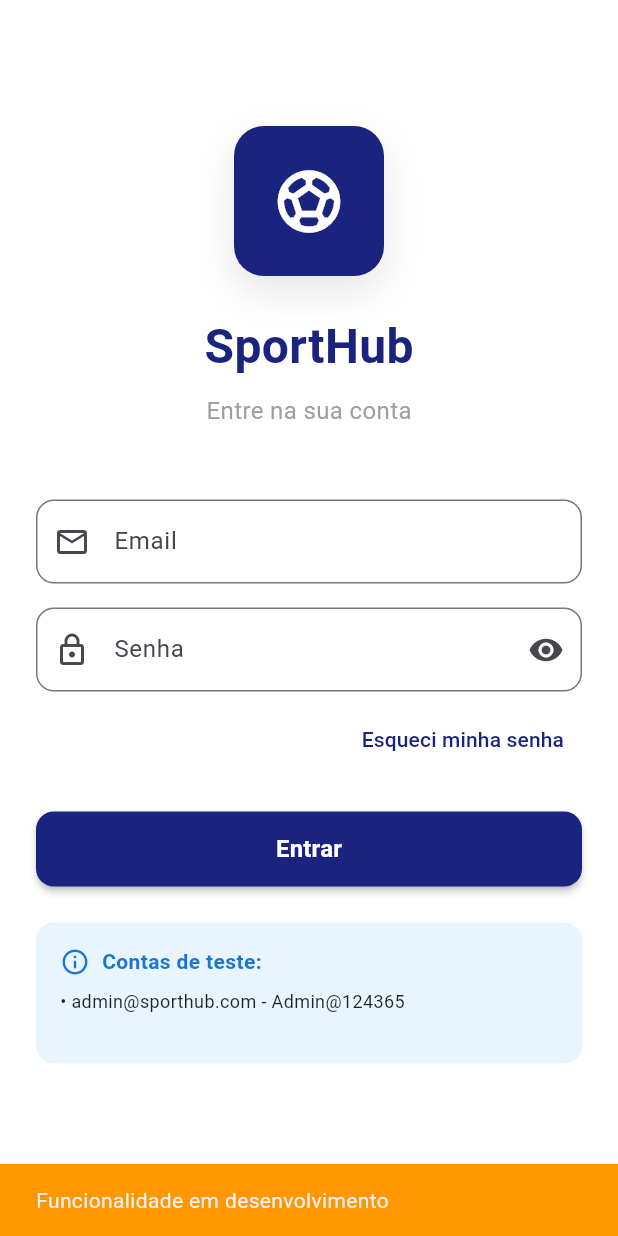
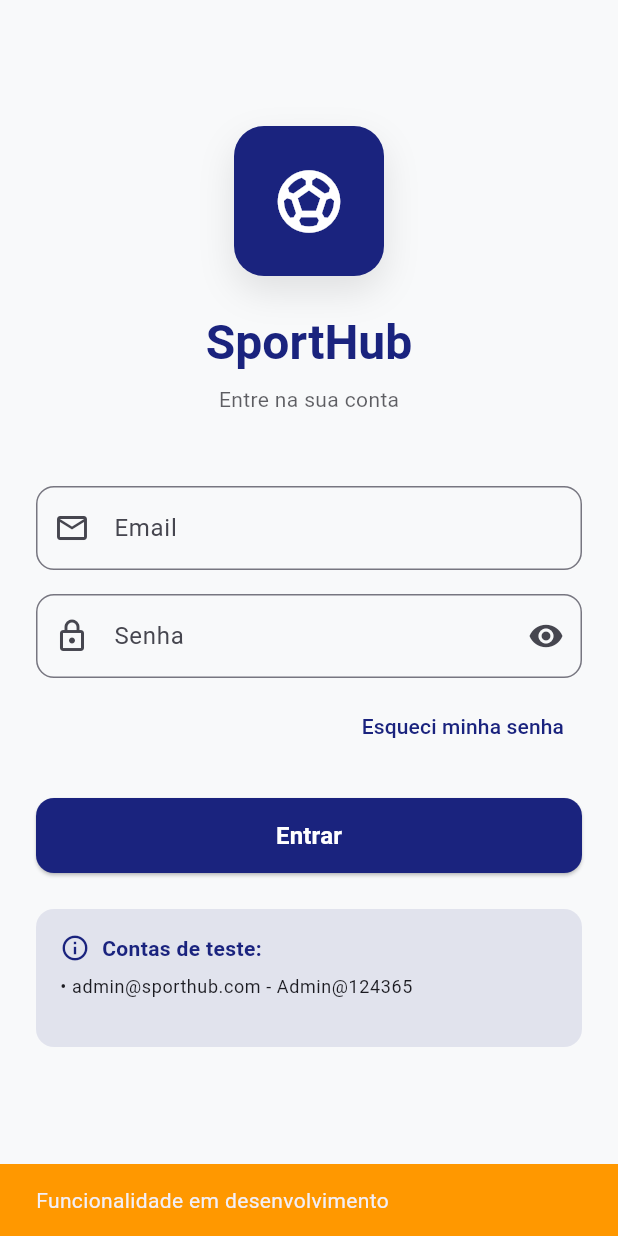
Before and after one commit to YuriGarciaRibeiro/SportHub-App, a Flutter app: the screen it shows after launch, after a tap on "Esqueci minha senha", on a phone screen of 412 x 824 dp. Run offline on Flutter 3.47's test engine with Material 3 defaults, Android fonts, the phone set to English and light mode, and no system bars; our stand-ins replace geocoding, geolocator, shared_preferences, sizer.

Commit message:
feat: Implement AppLogo widget and update Login and Splash screens for theme consistency

```diff
--- a/lib/ui/screens/login_screen.dart
+++ b/lib/ui/screens/login_screen.dart
@@ -1,4 +1,5 @@
 import 'package:flutter/material.dart';
+import '../../widgets/app_logo.dart';
 import '../../services/auth_service.dart';
 
 class LoginScreen extends StatefulWidget {
@@ -87,8 +88,10 @@ class _LoginScreenState extends State<LoginScreen> {
 
   @override
   Widget build(BuildContext context) {
+    final theme = Theme.of(context);
+    final colorScheme = theme.colorScheme;
     return Scaffold(
-      backgroundColor: Colors.white,
+      backgroundColor: theme.scaffoldBackgroundColor,
       body: SafeArea(
         child: SingleChildScrollView(
           padding: const EdgeInsets.all(24.0),
@@ -101,45 +104,21 @@ class _LoginScreenState extends State<LoginScreen> {
               Center(
                 child: Column(
                   children: [
-                    Container(
-                      width: 100,
-                      height: 100,
-                      decoration: BoxDecoration(
-                        color: const Color(0xFF1A237E),
-                        borderRadius: BorderRadius.circular(20),
-                        boxShadow: [
-                          BoxShadow(
-                            color: Colors.black.withOpacity(0.1),
-                            blurRadius: 20,
-                            offset: const Offset(0, 10),
-                          ),
-                        ],
-                      ),
-                      child: const Icon(
-                        Icons.sports_soccer,
-                        size: 50,
-                        color: Colors.white,
-                      ),
-                    ),
+                    const AppLogo(size: 100, borderRadius: 20),
 
                     const SizedBox(height: 24),
 
-                    const Text(
+                    Text(
                       'SportHub',
-                      style: TextStyle(
-                        fontSize: 32,
-                        fontWeight: FontWeight.bold,
-                        color: Color(0xFF1A237E),
-                      ),
+                      style: theme.textTheme.headlineLarge,
                     ),
 
                     const SizedBox(height: 8),
 
-                    const Text(
+                    Text(
                       'Entre na sua conta',
-                      style: TextStyle(
-                        fontSize: 16,
-                        color: Colors.grey,
+                      style: theme.textTheme.bodyMedium?.copyWith(
+                        color: colorScheme.onBackground.withOpacity(0.7),
                       ),
                     ),
                   ],
@@ -166,8 +145,8 @@ class _LoginScreenState extends State<LoginScreen> {
                         ),
                         focusedBorder: OutlineInputBorder(
                           borderRadius: BorderRadius.circular(12),
-                          borderSide: const BorderSide(
-                            color: Color(0xFF1A237E),
+                          borderSide: BorderSide(
+                            color: theme.primaryColor,
                             width: 2,
                           ),
                         ),
@@ -208,8 +187,8 @@ class _LoginScreenState extends State<LoginScreen> {
                         ),
                         focusedBorder: OutlineInputBorder(
                           borderRadius: BorderRadius.circular(12),
-                          borderSide: const BorderSide(
-                            color: Color(0xFF1A237E),
+                          borderSide: BorderSide(
+                            color: theme.primaryColor,
                             width: 2,
                           ),
                         ),
@@ -232,12 +211,10 @@ class _LoginScreenState extends State<LoginScreen> {
                       alignment: Alignment.centerRight,
                       child: TextButton(
                         onPressed: _handleForgotPassword,
-                        child: const Text(
-                          'Esqueci minha senha',
-                          style: TextStyle(
-                            color: Color(0xFF1A237E),
-                          ),
+                        style: TextButton.styleFrom(
+                          foregroundColor: theme.primaryColor,
                         ),
+                        child: const Text('Esqueci minha senha'),
                       ),
                     ),
 
@@ -249,21 +226,17 @@ class _LoginScreenState extends State<LoginScreen> {
                       height: 50,
                       child: ElevatedButton(
                         onPressed: _isLoading ? null : _handleLogin,
-                        style: ElevatedButton.styleFrom(
-                          backgroundColor: const Color(0xFF1A237E),
-                          foregroundColor: Colors.white,
-                          shape: RoundedRectangleBorder(
-                            borderRadius: BorderRadius.circular(12),
-                          ),
-                          elevation: 2,
-                        ),
                         child: _isLoading
-                            ? const SizedBox(
+                            ? SizedBox(
                                 width: 20,
                                 height: 20,
                                 child: CircularProgressIndicator(
                                   strokeWidth: 2,
-                                  valueColor: AlwaysStoppedAnimation<Color>(Colors.white),
+                                  // Use button theme foreground if available; otherwise default to white.
+                                  valueColor: AlwaysStoppedAnimation<Color>(
+                                    theme.elevatedButtonTheme.style?.foregroundColor?.resolve(<MaterialState>{})
+                                          ?? Colors.white,
+                                  ),
                                 ),
                               )
                             : const Text(
@@ -280,7 +253,7 @@ class _LoginScreenState extends State<LoginScreen> {
                     Container(
                       padding: const EdgeInsets.all(16),
                       decoration: BoxDecoration(
-                        color: Colors.blue.withOpacity(0.1),
+                        color: theme.primaryColor.withOpacity(0.1),
                         borderRadius: BorderRadius.circular(12),
                       ),
                       child: Column(
@@ -290,7 +263,7 @@ class _LoginScreenState extends State<LoginScreen> {
                             children: [
                               Icon(
                                 Icons.info_outline,
-                                color: Colors.blue[700],
+                                color: theme.primaryColor,
                                 size: 20,
                               ),
                               const SizedBox(width: 8),
@@ -298,17 +271,17 @@ class _LoginScreenState extends State<LoginScreen> {
                                 'Contas de teste:',
                                 style: TextStyle(
                                   fontWeight: FontWeight.bold,
-                                  color: Colors.blue[700],
+                                  color: theme.primaryColor,
                                 ),
                               ),
                             ],
                           ),
                           const SizedBox(height: 8),
-                          const Text(
+                          Text(
                             '• admin@sporthub.com - Admin@124365\n',
-                            style: TextStyle(
+                            style: theme.textTheme.bodySmall?.copyWith(
                               fontSize: 12,
-                              color: Colors.black87,
+                              color: colorScheme.onSurface,
                             ),
                           ),
                         ],
--- a/lib/ui/screens/splash_screen.dart
+++ b/lib/ui/screens/splash_screen.dart
@@ -1,5 +1,5 @@
 import 'package:flutter/material.dart';
-import 'package:flutter/services.dart';
+import '../../widgets/app_logo.dart';
 
 class SplashScreen extends StatefulWidget {
   const SplashScreen({super.key});
@@ -62,8 +62,10 @@ class _SplashScreenState extends State<SplashScreen>
 
   @override
   Widget build(BuildContext context) {
+    final theme = Theme.of(context);
+    final colorScheme = theme.colorScheme;
     return Scaffold(
-      backgroundColor: const Color(0xFF1A237E), // Azul escuro esportivo
+      backgroundColor: theme.scaffoldBackgroundColor,
       body: SafeArea(
         child: Center(
           child: Column(
@@ -77,25 +79,10 @@ class _SplashScreenState extends State<SplashScreen>
                     scale: _scaleAnimation.value,
                     child: FadeTransition(
                       opacity: _fadeAnimation,
-                      child: Container(
-                        width: 120,
-                        height: 120,
-                        decoration: BoxDecoration(
-                          color: Colors.white,
-                          borderRadius: BorderRadius.circular(25),
-                          boxShadow: [
-                            BoxShadow(
-                              color: Colors.black.withOpacity(0.3),
-                              blurRadius: 20,
-                              offset: const Offset(0, 10),
-                            ),
-                          ],
-                        ),
-                        child: const Icon(
-                          Icons.sports_soccer,
-                          size: 60,
-                          color: Color(0xFF1A237E),
-                        ),
+                      child: const AppLogo(
+                        size: 120,
+                        borderRadius: 25,
+                        shadowOpacity: 0.3,
                       ),
                     ),
                   );
@@ -107,12 +94,14 @@ class _SplashScreenState extends State<SplashScreen>
               // Nome do app
               FadeTransition(
                 opacity: _fadeAnimation,
-                child: const Text(
+                child: Text(
                   'SportHub',
-                  style: TextStyle(
+                  style: theme.textTheme.headlineLarge?.copyWith(
+                        letterSpacing: 2,
+                      ) ??
+                      const TextStyle(
                         fontSize: 32,
                         fontWeight: FontWeight.bold,
-                    color: Colors.white,
                         letterSpacing: 2,
                       ),
                 ),
@@ -123,12 +112,17 @@ class _SplashScreenState extends State<SplashScreen>
               // Subtítulo
               FadeTransition(
                 opacity: _fadeAnimation,
-                child: const Text(
+                child: Text(
                   'Seu hub esportivo completo',
-                  style: TextStyle(
+                  style: theme.textTheme.bodyMedium?.copyWith(
                         fontSize: 16,
-                    color: Colors.white70,
                         letterSpacing: 1,
+                        color: colorScheme.onBackground.withOpacity(0.7),
+                      ) ??
+                      TextStyle(
+                        fontSize: 16,
+                        letterSpacing: 1,
+                        color: colorScheme.onBackground.withOpacity(0.7),
                       ),
                 ),
               ),
@@ -138,12 +132,12 @@ class _SplashScreenState extends State<SplashScreen>
               // Indicador de carregamento
               FadeTransition(
                 opacity: _fadeAnimation,
-                child: const SizedBox(
+                child: SizedBox(
                   width: 30,
                   height: 30,
                   child: CircularProgressIndicator(
                     strokeWidth: 3,
-                    valueColor: AlwaysStoppedAnimation<Color>(Colors.white),
+                    valueColor: AlwaysStoppedAnimation<Color>(colorScheme.onBackground),
                   ),
                 ),
               ),
--- /dev/null
+++ b/lib/widgets/app_logo.dart
@@ -0,0 +1,56 @@
+import 'package:flutter/material.dart';
+
+/// AppLogo
+/// Reusable logo widget used across Splash and Login screens.
+/// - Adapts to theme by default (primary background, onPrimary icon)
+/// - Can be customized via backgroundColor/iconColor/size
+class AppLogo extends StatelessWidget {
+  const AppLogo({
+    super.key,
+    this.size = 100,
+    this.borderRadius = 20,
+    this.icon = Icons.sports_soccer,
+    this.backgroundColor,
+    this.iconColor,
+    this.shadowOpacity = 0.1,
+  });
+
+  final double size;
+  final double borderRadius;
+  final IconData icon;
+  final Color? backgroundColor;
+  final Color? iconColor;
+  final double shadowOpacity;
+
+  @override
+  Widget build(BuildContext context) {
+    final theme = Theme.of(context);
+    final colorScheme = theme.colorScheme;
+
+    final Color bg = backgroundColor ?? theme.primaryColor;
+    final Color fg = iconColor ?? (backgroundColor == null
+        ? colorScheme.onPrimary
+        : theme.primaryColor);
+
+    return Container(
+      width: size,
+      height: size,
+      decoration: BoxDecoration(
+        color: bg,
+        borderRadius: BorderRadius.circular(borderRadius),
+        boxShadow: [
+          BoxShadow(
+            color: theme.shadowColor.withOpacity(shadowOpacity),
+            blurRadius: 20,
+            offset: const Offset(0, 10),
+          ),
+        ],
+      ),
+      child: Icon(
+        icon,
+        size: size * 0.5,
+        color: fg,
+      ),
+    );
+  }
+}
```
Lines whose indentation alone changed are shown as unchanged.
